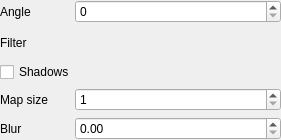
Above: src/editorLib/PropertiesWidget/SpotLightWidget.ui from AluminiumRat/mtt before the change. Below: the same form after it.
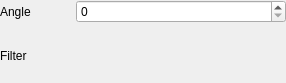
That is the form after the change.

Commit message: SpotLightObject was inherited from LightWithShadowsObject

```diff
--- a/src/editorLib/PropertiesWidget/SpotLightWidget.ui
+++ b/src/editorLib/PropertiesWidget/SpotLightWidget.ui
@@ -6,8 +6,8 @@
    <rect>
     <x>0</x>
     <y>0</y>
-    <width>281</width>
-    <height>140</height>
+    <width>286</width>
+    <height>83</height>
    </rect>
   </property>
   <property name="windowTitle">
@@ -80,77 +80,7 @@
     </layout>
    </item>
    <item>
-    <widget class="QCheckBox" name="shadowsCheckbox">
-     <property name="text">
-      <string>Shadows</string>
-     </property>
-    </widget>
-   </item>
-   <item>
-    <layout class="QHBoxLayout" name="mapSizeLayout">
-     <item>
-      <widget class="QLabel" name="mapSizeLabel">
-       <property name="sizePolicy">
-        <sizepolicy hsizetype="Preferred" vsizetype="Preferred">
-         <horstretch>1</horstretch>
-         <verstretch>0</verstretch>
-        </sizepolicy>
-       </property>
-       <property name="text">
-        <string>Map size</string>
-       </property>
-      </widget>
-     </item>
-     <item>
-      <widget class="QSpinBox" name="mapSizeSpin">
-       <property name="sizePolicy">
-        <sizepolicy hsizetype="Minimum" vsizetype="Fixed">
-         <horstretch>3</horstretch>
-         <verstretch>0</verstretch>
-        </sizepolicy>
-       </property>
-       <property name="minimum">
-        <number>1</number>
-       </property>
-       <property name="maximum">
-        <number>4096</number>
-       </property>
-      </widget>
-     </item>
-    </layout>
-   </item>
-   <item>
-    <layout class="QHBoxLayout" name="blurLayout">
-     <item>
-      <widget class="QLabel" name="blurLabel">
-       <property name="sizePolicy">
-        <sizepolicy hsizetype="Preferred" vsizetype="Preferred">
-         <horstretch>1</horstretch>
-         <verstretch>0</verstretch>
-        </sizepolicy>
-       </property>
-       <property name="text">
-        <string>Blur</string>
-       </property>
-      </widget>
-     </item>
-     <item>
-      <widget class="QDoubleSpinBox" name="blurSpin">
-       <property name="sizePolicy">
-        <sizepolicy hsizetype="Minimum" vsizetype="Fixed">
-         <horstretch>3</horstretch>
-         <verstretch>0</verstretch>
-        </sizepolicy>
-       </property>
-       <property name="maximum">
-        <double>18.000000000000000</double>
-       </property>
-       <property name="singleStep">
-        <double>0.010000000000000</double>
-       </property>
-      </widget>
-     </item>
-    </layout>
+    <layout class="QVBoxLayout" name="shadowsLayout"/>
    </item>
   </layout>
  </widget>
```
The commit also changes 8 other files.
